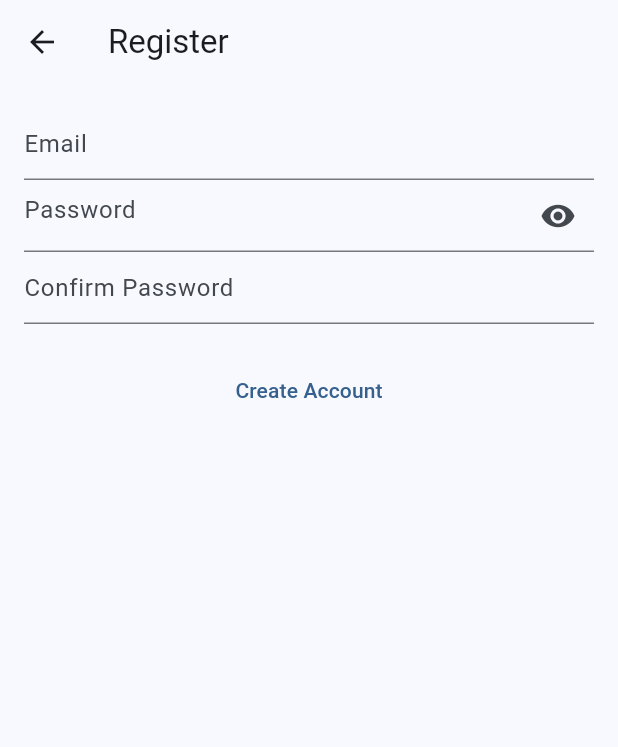
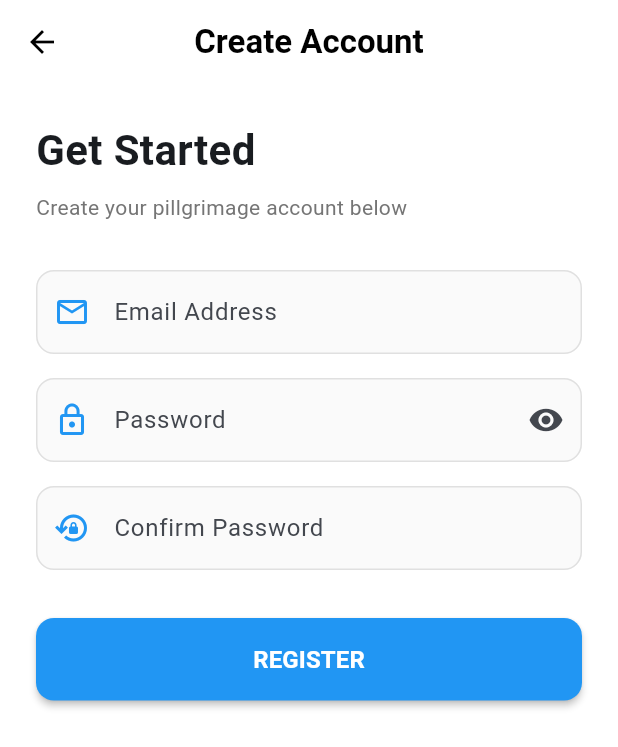
Before and after one commit to Lacie/pillgrimage, a Flutter app: the CreateAccountView screen opened directly, on a phone screen of 412 x 824 dp. Shown: the top 747 px of the screen. Run offline on Flutter 3.47's test engine with Material 3 defaults, Android fonts, the phone set to English and light mode, and no system bars; our stand-ins replace firebase_auth, firebase_core; accounts and stored records are empty; generated files the repository leaves out were written again.

Commit message:
Create account logic update

```diff
--- a/lib/create_account_view.dart
+++ b/lib/create_account_view.dart
@@ -14,8 +14,6 @@ class _CreateAccountState extends State<CreateAccountView> {
   final TextEditingController _email = TextEditingController();
   final TextEditingController _password = TextEditingController();
   final TextEditingController _confirmPassword = TextEditingController();
-
-  // State variable to toggle password visibility
   bool _obscurePassword = true;
 
   @override
@@ -26,61 +24,94 @@ class _CreateAccountState extends State<CreateAccountView> {
     super.dispose();
   }
 
+  // Helper for consistent input styling
+  InputDecoration _inputStyle(String label, IconData icon, {Widget? suffix}) {
+    return InputDecoration(
+      labelText: label,
+      prefixIcon: Icon(icon, color: Colors.blue),
+      suffixIcon: suffix,
+      border: OutlineInputBorder(borderRadius: BorderRadius.circular(12)),
+      enabledBorder: OutlineInputBorder(
+        borderRadius: BorderRadius.circular(12),
+        borderSide: BorderSide(color: Colors.grey.shade300),
+      ),
+      focusedBorder: OutlineInputBorder(
+        borderRadius: BorderRadius.circular(12),
+        borderSide: const BorderSide(color: Colors.blue, width: 2),
+      ),
+      filled: true,
+      fillColor: Colors.grey.shade50,
+    );
+  }
+
   @override
   Widget build(BuildContext context) {
     return Scaffold(
-      appBar: AppBar(title: const Text("Register")),
+      backgroundColor: Colors.white,
+      appBar: AppBar(
+        title: const Text("Create Account", style: TextStyle(fontWeight: FontWeight.bold)),
+        centerTitle: true,
+        elevation: 0,
+        backgroundColor: Colors.transparent,
+        foregroundColor: Colors.black,
+      ),
       body: FutureBuilder(
-          future: Firebase.initializeApp(
-            options: DefaultFirebaseOptions.currentPlatform,
-          ),
+        future: Firebase.initializeApp(options: DefaultFirebaseOptions.currentPlatform),
         builder: (context, snapshot) {
-            switch (snapshot.connectionState) {
-              case ConnectionState.done:
-                return Padding(
-                  padding: const EdgeInsets.all(16.0),
+          if (snapshot.connectionState == ConnectionState.done) {
+            return SingleChildScrollView(
+              padding: const EdgeInsets.all(24.0),
               child: Column(
+                crossAxisAlignment: CrossAxisAlignment.start,
                 children: [
+                  const Text("Get Started", style: TextStyle(fontSize: 28, fontWeight: FontWeight.bold)),
+                  const SizedBox(height: 8),
+                  Text("Create your pillgrimage account below", style: TextStyle(color: Colors.grey.shade600)),
+                  const SizedBox(height: 32),
+
+                  // Email
                   TextField(
                     controller: _email,
                     autocorrect: false,
-                        enableSuggestions: false,
                     keyboardType: TextInputType.emailAddress,
-                        decoration: const InputDecoration(
-                          hintText: "Email",
+                    decoration: _inputStyle("Email Address", Icons.email_outlined),
                   ),
-                      ),
+                  const SizedBox(height: 16),
+
+                  // Password
                   TextField(
                     controller: _password,
                     obscureText: _obscurePassword,
-                        decoration: InputDecoration(
-                          hintText: "Password",
-                          suffixIcon: IconButton(
+                    decoration: _inputStyle(
+                      "Password",
+                      Icons.lock_outline,
+                      suffix: IconButton(
                         icon: Icon(_obscurePassword ? Icons.visibility : Icons.visibility_off),
-                            onPressed: () {
-                              setState(() {
-                                _obscurePassword = !_obscurePassword;
-                              });
-                            },
+                        onPressed: () => setState(() => _obscurePassword = !_obscurePassword),
                       ),
                     ),
                   ),
+                  const SizedBox(height: 16),
+
+                  // Confirm Password
                   TextField(
                     controller: _confirmPassword,
                     obscureText: _obscurePassword,
-                        decoration: const InputDecoration(
-                          hintText: "Confirm Password",
+                    decoration: _inputStyle("Confirm Password", Icons.lock_reset_outlined),
                   ),
-                      ),
-                      const SizedBox(height: 20),
-                      TextButton(
+                  const SizedBox(height: 32),
+
+                  // Register Button
+                  SizedBox(
+                    width: double.infinity,
+                    height: 55,
+                    child: ElevatedButton(
                       onPressed: () async {
                         final email = _email.text.trim();
                         final password = _password.text;
-                          final confirmPassword = _confirmPassword.text;
+                        final confirm = _confirmPassword.text;
 
-                          // 1. Check if passwords match before calling Firebase
-                          if (password != confirmPassword) {
+                        if (password != confirm) {
                           ScaffoldMessenger.of(context).showSnackBar(
                             const SnackBar(content: Text("Passwords do not match!")),
                           );
@@ -92,43 +123,31 @@ class _CreateAccountState extends State<CreateAccountView> {
                             email: email,
                             password: password,
                           );
-                            // SUCCESS: Navigate away or show success message here
                         } on FirebaseAuthException catch (e) {
-                            // 2. Handle specific Firebase Auth Errors
-                            String errorMessage = 'An error occurred';
-
-                            if (e.code == 'weak-password') {
-                              errorMessage = 'The password is too weak.';
-                            } else if (e.code == 'email-already-in-use') {
-                              errorMessage = 'Account already exists for this email.';
-                            } else if (e.code == 'invalid-email') {
-                              errorMessage = 'The email address is invalid.';
-                            } else {
-                              errorMessage = e.message ?? 'Unknown error';
-                            }
-
                           ScaffoldMessenger.of(context).showSnackBar(
                             SnackBar(
-                                content: Text(errorMessage),
+                              content: Text(e.message ?? 'Auth Error'),
                               backgroundColor: Colors.redAccent,
+                              behavior: SnackBarBehavior.floating,
                             ),
-                            );
-                          } catch (e) {
-                            // Catch any other non-Firebase errors
-                            ScaffoldMessenger.of(context).showSnackBar(
-                              SnackBar(content: Text(e.toString())),
                           );
                         }
                       },
-                        child: const Text("Create Account"),
+                      style: ElevatedButton.styleFrom(
+                        backgroundColor: Colors.blue,
+                        shape: RoundedRectangleBorder(borderRadius: BorderRadius.circular(12)),
+                        elevation: 2,
+                      ),
+                      child: const Text("REGISTER", style: TextStyle(fontSize: 16, fontWeight: FontWeight.bold, color: Colors.white)),
+                    ),
                   ),
                 ],
               ),
             );
-              default:
+          }
           return const Center(child: CircularProgressIndicator());
-            }
-          }),
+        },
+      ),
     );
   }
 }
```
Lines whose indentation alone changed are shown as unchanged.
